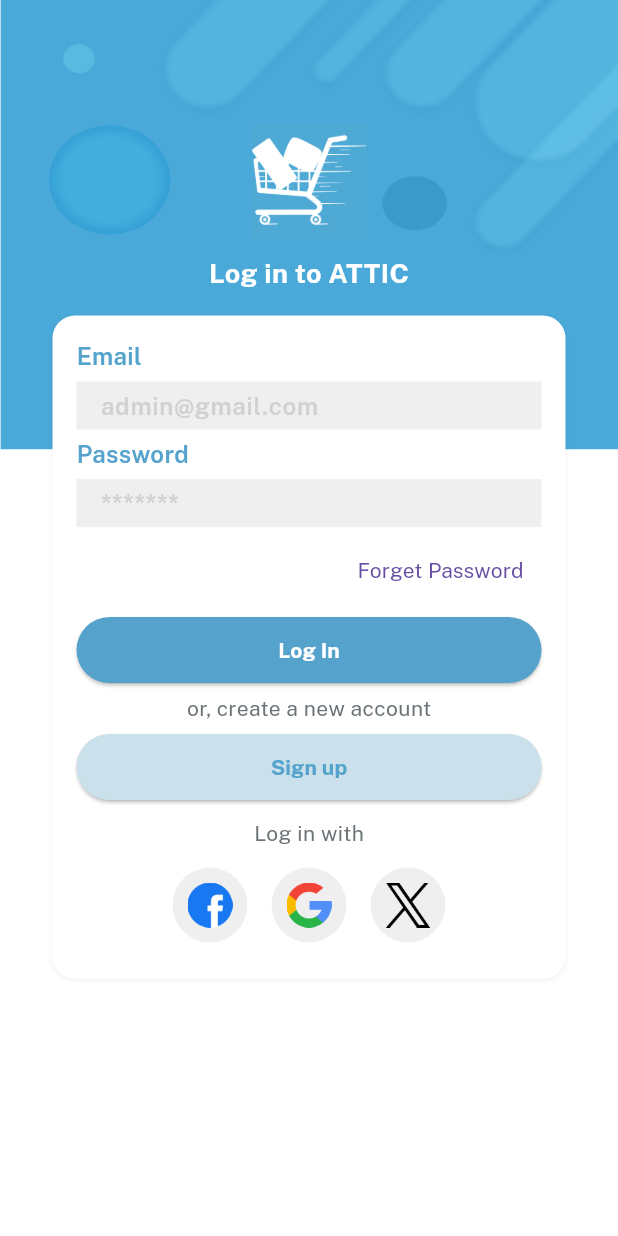
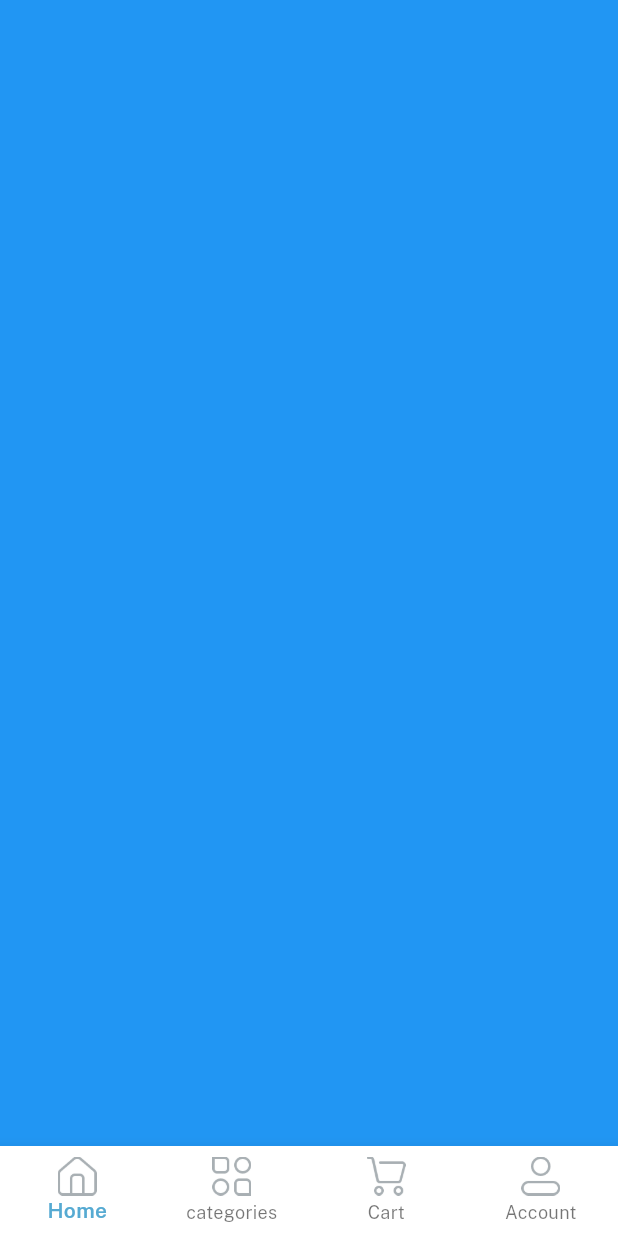
Before and after one commit to AtsangouDarel/Attic_Commerce, a Flutter app: the screen it shows after launch, after a tap on "Log In", on a phone screen of 412 x 824 dp. Run offline on Flutter 3.47's test engine with Material 3 defaults, Android fonts, the phone set to English and light mode, and no system bars; our stand-ins replace get, velocity_x.

Commit message:
creation de la home page et la Navbar

```diff
--- a/lib/consts/colors.dart
+++ b/lib/consts/colors.dart
@@ -5,6 +5,6 @@ const Color fontGrey = Color.fromRGBO(107, 115, 119, 1);
 const Color darkFontGrey = Color.fromRGBO(62, 68, 71, 1);
 const Color whiteColor = Color.fromRGBO(255, 255, 255, 1);
 const Color lightGrey = Color.fromRGBO(239, 239, 239, 1);
-const Color blueColor = Color.fromRGBO(85, 163, 204, 1);
+const Color blueColor = Color.fromRGBO(86, 170, 210, 1);
 const Color golden = Color.fromRGBO(255, 168, 0, 1);
 const Color lightGolden = Color.fromARGB(255, 202, 225, 235);
--- a/lib/consts/strings.dart
+++ b/lib/consts/strings.dart
@@ -11,8 +11,12 @@ const nameHint = "Akofena";
 const forgetPass = "Forget Password";
 const login = "Log In";
 const signup = "Sign up";
-const createNewAccount = "or, create a new account";
+const createNewAccount = "don't have an account yet?";
 const loginWith = "Log in with";
 const privacyPolicy = "Privacy Policy";
 const termAndcond = "Terms and Conditions";
 const alreadyHaveAccount =  "Already have an account? ";
+
+
+//home strings
+const home = "Home", categories = "categories", cart = "Cart", account = "Account";
--- /dev/null
+++ b/lib/controllers/home_controller.dart
@@ -0,0 +1,7 @@
+import 'package:get/get.dart';
+
+class HomeController extends GetxController {
+
+  var currentNavIndex = 0.obs;
+
+}
--- a/lib/views/auth_screen/login_screen.dart
+++ b/lib/views/auth_screen/login_screen.dart
@@ -1,5 +1,6 @@
 import 'package:attic/consts/consts.dart';
 import 'package:attic/consts/lists.dart';
+import 'package:attic/views/home_screen/home_screen.dart';
 import 'package:attic/views/signup_screen.dart';
 import 'package:attic/widgets_common/applogo_widget.dart';
 import 'package:attic/widgets_common/bg_widget.dart';
@@ -29,7 +30,9 @@ class LoginScreen extends StatelessWidget {
                 alignment: Alignment.centerRight,
                 child: TextButton(onPressed: (){}, child: forgetPass.text.make())),
                 5.heightBox,
-                ourButton(color: blueColor, title: login, textColor: whiteColor, onPress: () {})
+                ourButton(color: blueColor, title: login, textColor: whiteColor, onPress: () {
+                  Get.to(() => const HomeScreen());
+                })
                   .box
                   .width( context.screenWidth - 50)
                   .make(),
--- /dev/null
+++ b/lib/views/home_screen/home_screen.dart
@@ -0,0 +1,55 @@
+
+import 'package:attic/consts/consts.dart';
+import 'package:flutter/material.dart';
+import 'package:get/get.dart';
+
+import '../../controllers/home_controller.dart';
+
+class HomeScreen extends StatelessWidget {
+  const HomeScreen({super.key});
+
+  @override
+  Widget build(BuildContext context) {
+
+
+    //init home controller
+    var controller = Get.put(HomeController());
+
+
+    var navbarItem = [
+      BottomNavigationBarItem(icon: Image.asset(icHome, width: 26), label: home),
+      BottomNavigationBarItem(icon: Image.asset(icCategories, width: 26), label: categories),
+      BottomNavigationBarItem(icon: Image.asset(icCart, width: 26), label: cart),
+      BottomNavigationBarItem(icon: Image.asset(icProfile, width: 26), label: account),
+
+    ];
+
+    var navBody = [
+      Container(color: Colors.blue),
+      Container(color: Colors.amber),
+      Container(color: Colors.purple),
+      Container(color: Colors.cyan),
+    ];
+
+    return Scaffold(
+      body: Column(
+        children: [
+          Obx(() => Expanded(child: navBody.elementAt(controller.currentNavIndex.value))),
+        ],
+      ),
+      bottomNavigationBar: Obx(
+        ()=> BottomNavigationBar(
+          currentIndex: controller.currentNavIndex.value,
+          selectedItemColor: blueColor,
+          selectedLabelStyle: const TextStyle(fontFamily: semibold),
+          type: BottomNavigationBarType.fixed,
+          backgroundColor: whiteColor,
+          items: navbarItem,
+          onTap: (value) {
+            controller.currentNavIndex.value = value;
+          },
+        ),
+      ),
+    );
+  }
+}
```
Also changed, not shown: lib/views/signup_screen.dart (+20 -8 lines).
